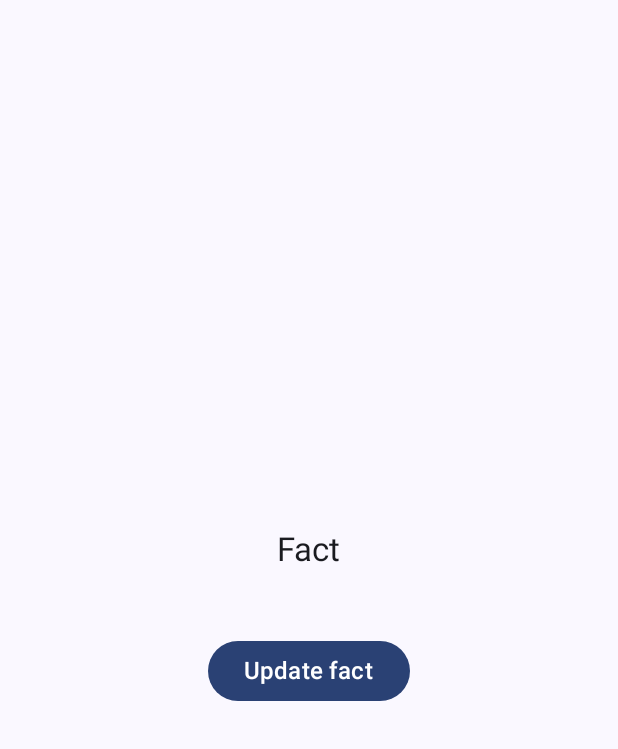
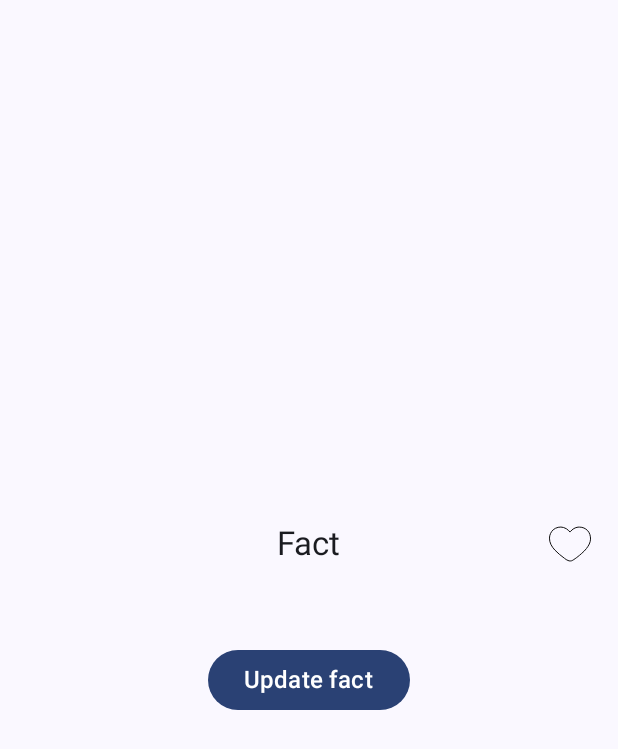
Before and after one commit to calvinkurn/speakbuddy_android_challenge, an Android app built with Jetpack Compose: the screen it shows after launch (FactActivity), on a phone screen of 412 x 824 dp. Shown: the top 749 px of the screen. Run offline under Robolectric (Android 15) with nearby library versions, the phone set to English and light mode, and no system bars; our stand-ins replace Dagger/Hilt's generated code; libraries missing offline, so code that uses them is left out: com.jakewharton.retrofit2.

Commit message:
add favorite UI (icon, color)

```diff
--- a/app/src/main/java/jp/speakbuddy/factsearcher/ui/theme/Color.kt
+++ b/app/src/main/java/jp/speakbuddy/factsearcher/ui/theme/Color.kt
@@ -2,10 +2,20 @@ package jp.speakbuddy.factsearcher.ui.theme
 
 import androidx.compose.ui.graphics.Color
 
+// Light
 val Purple80 = Color(0xFFD0BCFF)
 val PurpleGrey80 = Color(0xFFCCC2DC)
 val Pink80 = Color(0xFFEFB8C8)
 
+val FavoriteOutlineLight = Color(0xFF000000)
+val FavoriteFilledLight = Color(0xFFF9585E)
+
+// =====================================================
+
+// Dark
 val Purple40 = Color(0xFF6650a4)
 val PurpleGrey40 = Color(0xFF625b71)
 val Pink40 = Color(0xFF7D5260)
+
+val FavoriteOutlineDark = Color(0xFF000000)
+val FavoriteFilledDark = Color(0xF009005E)
--- /dev/null
+++ b/app/src/main/java/jp/speakbuddy/factsearcher/ui/theme/CustomColorPalette.kt
@@ -0,0 +1,23 @@
+package jp.speakbuddy.factsearcher.ui.theme
+
+import androidx.compose.runtime.Immutable
+import androidx.compose.runtime.staticCompositionLocalOf
+import androidx.compose.ui.graphics.Color
+
+@Immutable
+data class CustomColorsPalette(
+    val favoriteOutline: Color = Color.Unspecified,
+    val favoriteFilled: Color = Color.Unspecified,
+)
+
+val lightCustomColor get() = CustomColorsPalette(
+    favoriteOutline = FavoriteOutlineLight,
+    favoriteFilled = FavoriteFilledLight
+)
+
+val darkCustomColor get() = CustomColorsPalette(
+    favoriteOutline = FavoriteOutlineDark,
+    favoriteFilled = FavoriteFilledDark
+)
+
+val LocalCustomColorsPalette = staticCompositionLocalOf { CustomColorsPalette() }
--- a/app/src/main/java/jp/speakbuddy/factsearcher/ui/theme/Theme.kt
+++ b/app/src/main/java/jp/speakbuddy/factsearcher/ui/theme/Theme.kt
@@ -9,6 +9,7 @@ import androidx.compose.material3.dynamicDarkColorScheme
 import androidx.compose.material3.dynamicLightColorScheme
 import androidx.compose.material3.lightColorScheme
 import androidx.compose.runtime.Composable
+import androidx.compose.runtime.CompositionLocalProvider
 import androidx.compose.runtime.SideEffect
 import androidx.compose.ui.graphics.toArgb
 import androidx.compose.ui.platform.LocalContext
@@ -25,16 +26,6 @@ private val LightColorScheme = lightColorScheme(
     primary = Purple40,
     secondary = PurpleGrey40,
     tertiary = Pink40
-
-    /* Other default colors to override
-    background = Color(0xFFFFFBFE),
-    surface = Color(0xFFFFFBFE),
-    onPrimary = Color.White,
-    onSecondary = Color.White,
-    onTertiary = Color.White,
-    onBackground = Color(0xFF1C1B1F),
-    onSurface = Color(0xFF1C1B1F),
-    */
 )
 
 @Composable
@@ -60,9 +51,15 @@ fun FactTheme(
         }
     }
 
-    MaterialTheme(
-        colorScheme = colorScheme,
-        typography = Typography,
-        content = content
-    )
+    val customColor = if (darkTheme) darkCustomColor else lightCustomColor
+
+    CompositionLocalProvider(
+        LocalCustomColorsPalette provides customColor
+    ) {
+        MaterialTheme(
+            colorScheme = colorScheme,
+            typography = Typography,
+            content = content
+        )
+    }
 }
--- a/app/src/main/java/jp/speakbuddy/factsearcher/ui/view/FactActivity.kt
+++ b/app/src/main/java/jp/speakbuddy/factsearcher/ui/view/FactActivity.kt
@@ -32,7 +32,9 @@ class FactActivity : ComponentActivity() {
                     FactWidget(
                         factData = viewModel.factContent,
                         isLoading = viewModel.isLoading,
-                        onUpdateClick = { updateFact() }
+                        isLoved = viewModel.isLoved,
+                        onUpdateClick = { updateFact() },
+                        onFavoriteClick = { addFavoriteFact() }
                     )
                 }
             }
@@ -45,6 +47,10 @@ class FactActivity : ComponentActivity() {
         viewModel.updateFact()
     }
 
+    private fun addFavoriteFact(){
+        viewModel.addFactToFavorite()
+    }
+
     private fun observe() {
         lifecycleScope.launch {
             viewModel.errorState.collectLatest {
--- a/app/src/main/java/jp/speakbuddy/factsearcher/ui/viewmodel/FactActivityViewModel.kt
+++ b/app/src/main/java/jp/speakbuddy/factsearcher/ui/viewmodel/FactActivityViewModel.kt
@@ -25,11 +25,15 @@ class FactActivityViewModel @Inject constructor(
     private val _isLoading = MutableStateFlow(false)
     val isLoading get() = _isLoading
 
+    private val _isLoved = MutableStateFlow(false)
+    val isLoved get() = _isLoved
+
     fun updateFact() {
         viewModelScope.launch(Dispatchers.IO) {
             _isLoading.tryEmit(true)
             try {
                 factUseCase.getRandomCatFact().let {
+                    _isLoved.tryEmit(_isLoved.value.not())
                     _factContent.tryEmit(it)
                 }
             } catch (e: Throwable) {
@@ -41,4 +45,10 @@ class FactActivityViewModel @Inject constructor(
             }
         }
     }
+
+    fun addFactToFavorite() {
+        viewModelScope.launch {
+            _isLoved.tryEmit(!_isLoved.value)
+        }
+    }
 }
--- a/app/src/main/java/jp/speakbuddy/factsearcher/ui/widget/FactWidget.kt
+++ b/app/src/main/java/jp/speakbuddy/factsearcher/ui/widget/FactWidget.kt
@@ -1,14 +1,23 @@
 package jp.speakbuddy.factsearcher.ui.widget
 
+import androidx.compose.animation.AnimatedContent
+import androidx.compose.animation.ContentTransform
+import androidx.compose.animation.core.tween
+import androidx.compose.animation.fadeIn
+import androidx.compose.animation.fadeOut
 import androidx.compose.foundation.background
+import androidx.compose.foundation.clickable
 import androidx.compose.foundation.layout.Arrangement
+import androidx.compose.foundation.layout.Box
 import androidx.compose.foundation.layout.Column
 import androidx.compose.foundation.layout.fillMaxSize
+import androidx.compose.foundation.layout.fillMaxWidth
 import androidx.compose.foundation.layout.padding
 import androidx.compose.foundation.layout.size
 import androidx.compose.material3.Button
 import androidx.compose.material3.CircularProgressIndicator
 import androidx.compose.material3.HorizontalDivider
+import androidx.compose.material3.Icon
 import androidx.compose.material3.MaterialTheme
 import androidx.compose.material3.Text
 import androidx.compose.runtime.Composable
@@ -17,6 +26,7 @@ import androidx.compose.runtime.getValue
 import androidx.compose.ui.Alignment
 import androidx.compose.ui.Modifier
 import androidx.compose.ui.graphics.Color
+import androidx.compose.ui.res.painterResource
 import androidx.compose.ui.res.stringResource
 import androidx.compose.ui.text.style.TextAlign
 import androidx.compose.ui.tooling.preview.Preview
@@ -25,8 +35,8 @@ import androidx.compose.ui.unit.TextUnitType
 import androidx.compose.ui.unit.dp
 import jp.speakbuddy.factsearcher.R
 import jp.speakbuddy.factsearcher.domain.model.CatFactUiModel
-import jp.speakbuddy.factsearcher.domain.model.DefaultCatFactUiModel
 import jp.speakbuddy.factsearcher.ui.theme.FactTheme
+import jp.speakbuddy.factsearcher.ui.theme.LocalCustomColorsPalette
 import kotlinx.coroutines.flow.MutableStateFlow
 import kotlinx.coroutines.flow.StateFlow
 
@@ -34,7 +44,9 @@ import kotlinx.coroutines.flow.StateFlow
 fun FactWidget(
     factData: StateFlow<CatFactUiModel>,
     isLoading: StateFlow<Boolean>,
-    onUpdateClick: () -> Unit = {}
+    isLoved: StateFlow<Boolean>,
+    onUpdateClick: () -> Unit = {},
+    onFavoriteClick: () -> Unit = {}
 ) {
     Column(
         modifier = Modifier
@@ -44,16 +56,45 @@ fun FactWidget(
         horizontalAlignment = Alignment.CenterHorizontally,
         verticalArrangement = Arrangement.spacedBy(
             alignment = Alignment.CenterVertically,
-            space = 12.dp
+            space = 16.dp
         )
     ) {
         val factContent by factData.collectAsState()
         val factIsLoading by isLoading.collectAsState()
+        val factIsLoved by isLoved.collectAsState()
 
-        Text(
-            text = stringResource(R.string.fact_widget_title),
-            style = MaterialTheme.typography.titleLarge,
-        )
+        Box(
+            modifier = Modifier.fillMaxWidth()
+        ) {
+            Text(
+                modifier = Modifier.align(Alignment.Center),
+                text = stringResource(R.string.fact_widget_title),
+                style = MaterialTheme.typography.titleLarge,
+            )
+
+            AnimatedContent(
+                modifier = Modifier.align(Alignment.CenterEnd),
+                targetState = factIsLoved,
+                label = "Like Animation"
+            ) {
+                var color = LocalCustomColorsPalette.current.favoriteOutline
+                val painter = if (it) {
+                    color = LocalCustomColorsPalette.current.favoriteFilled
+                    painterResource(R.drawable.heart_icon_filled)
+                } else {
+                    painterResource(R.drawable.heart_icon_outline)
+                }
+
+                Icon(
+                    modifier = Modifier.size(32.dp).clickable {
+                        onFavoriteClick()
+                    },
+                    painter = painter,
+                    contentDescription = "Favorite Icon",
+                    tint = color
+                )
+            }
+        }
 
         Text(
             text = factContent.fact,
@@ -119,7 +160,8 @@ private fun FactWidgetPreview() {
                     isContainsCat = true
                 )
             ),
-            isLoading = MutableStateFlow(false)
+            isLoading = MutableStateFlow(false),
+            isLoved = MutableStateFlow(false)
         )
     }
 }
--- /dev/null
+++ b/app/src/main/res/drawable/heart_icon_filled.xml
@@ -0,0 +1,9 @@
+<vector xmlns:android="http://schemas.android.com/apk/res/android"
+    android:width="64dp"
+    android:height="64dp"
+    android:viewportWidth="512"
+    android:viewportHeight="512">
+    <path
+        android:fillColor="#F9585E"
+        android:pathData="m188 80 2 1c20 6 37 17 52 32l2 2a76 76 0 0 1 11 13h2l4-5c20-25 49-43 81-47h17c32 0 61 13 84 36 23 24 33 59 32 92-1 37-21 71-43 99l-2 3a336 336 0 0 1-49 50 338 338 0 0 1-23 20 661 661 0 0 1-30 24c-53 38-53 38-82 36-17-3-31-15-45-24l-6-5a676 676 0 0 1-101-87c-33-35-58-79-57-127 1-34 15-65 40-89 30-25 73-36 111-24Z" />
+</vector>
--- /dev/null
+++ b/app/src/main/res/drawable/heart_icon_outline.xml
@@ -0,0 +1,11 @@
+<vector xmlns:android="http://schemas.android.com/apk/res/android"
+    xmlns:aapt="http://schemas.android.com/aapt"
+    android:width="64dp"
+    android:height="64dp"
+    android:viewportWidth="512"
+    android:viewportHeight="512">
+    <path
+        android:pathData="m188 80 2 1c20 6 37 17 52 32l2 2a76 76 0 0 1 11 13h2l4-5c20-25 49-43 81-47h17c32 0 61 13 84 36 23 24 33 59 32 92-1 37-21 71-43 99l-2 3a336 336 0 0 1-49 50 338 338 0 0 1-23 20 661 661 0 0 1-30 24c-53 38-53 38-82 36-17-3-31-15-45-24l-6-5a676 676 0 0 1-101-87c-33-35-58-79-57-127 1-34 15-65 40-89 30-25 73-36 111-24Z"
+        android:strokeWidth="10"
+        android:strokeColor="#000000" />
+</vector>
```
